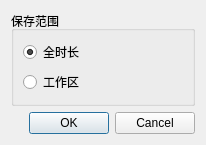
Qt form UI/dialog.ui (chenxh5678/GoPose) before a commit.
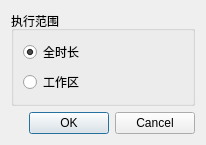
The same form after that commit. Icons and pictures are not drawn.

Patch:
```diff
--- a/UI/dialog.ui
+++ b/UI/dialog.ui
@@ -17,7 +17,7 @@
    <item>
     <widget class="QGroupBox" name="groupBox">
      <property name="title">
-      <string>保存范围</string>
+      <string>执行范围</string>
      </property>
      <layout class="QVBoxLayout" name="verticalLayout">
       <item>
```
Left out of the diff: 2 changed lines with no effect on the pictures.
